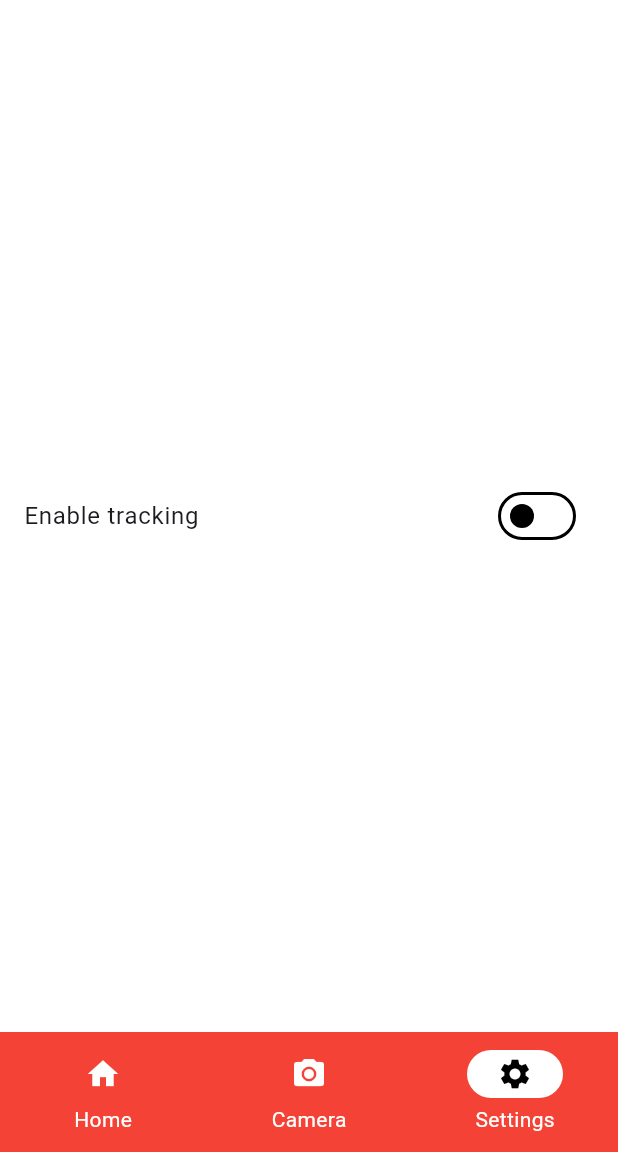
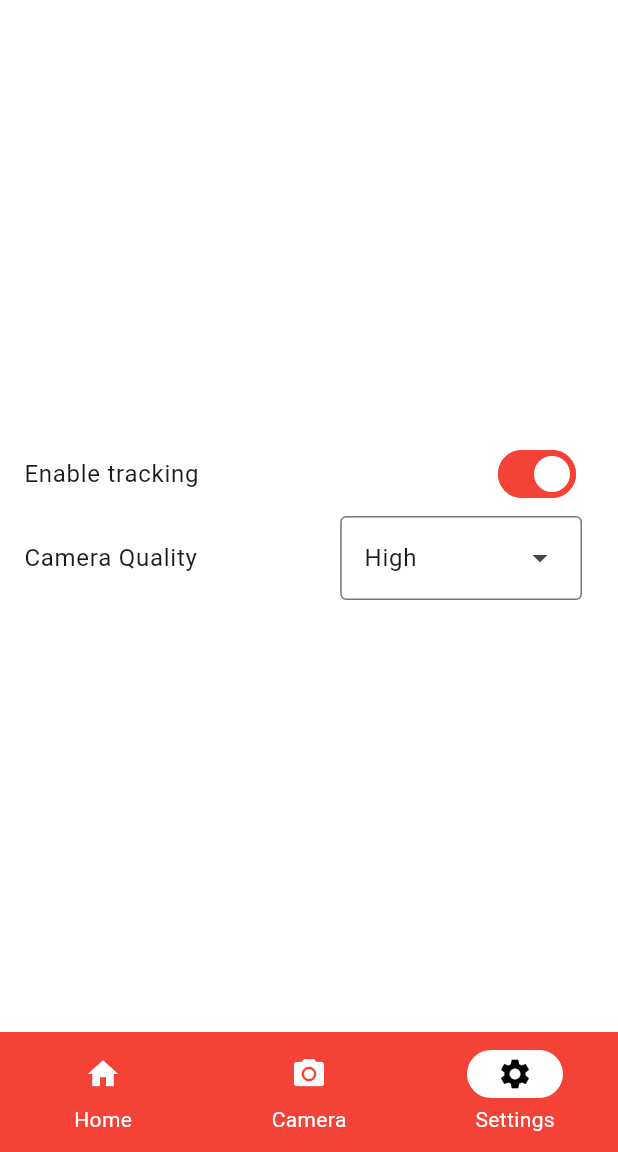
Before and after one commit to RobinSardja/PowerVAR, a Flutter app: the screen it shows after launch, swiped to page 3, on a phone screen of 412 x 824 dp, the part 84-1236 px from its top. Run offline on Flutter 3.47's test engine with Material 3 defaults, Android fonts, the phone set to English and light mode, and no system bars; our stand-ins replace camera, video_player.

Commit message:
Added dropdown menu for resolution preset.

```diff
--- a/lib/main.dart
+++ b/lib/main.dart
@@ -52,6 +52,11 @@ Future<void> main() async {
                     ),
                     showCloseIcon: true
                 ),
+                dropdownMenuTheme: const DropdownMenuThemeData(
+                    menuStyle: MenuStyle(
+                        backgroundColor: WidgetStatePropertyAll( Colors.white )
+                    )
+                ),
 				navigationBarTheme: NavigationBarThemeData(
 					backgroundColor: Colors.red,
 					indicatorColor: Colors.white,
@@ -101,6 +106,11 @@ Future<void> main() async {
                     ),
                     showCloseIcon: true
                 ),
+                dropdownMenuTheme: const DropdownMenuThemeData(
+                    menuStyle: MenuStyle(
+                        backgroundColor: WidgetStatePropertyAll( Colors.black )
+                    )
+                ),
 				navigationBarTheme: NavigationBarThemeData(
 					backgroundColor: Colors.black,
 					indicatorColor: Colors.white,
--- a/lib/settings.dart
+++ b/lib/settings.dart
@@ -1,4 +1,6 @@
 import "package:flutter/material.dart";
+
+import "package:camera/camera.dart";
 
 class SettingsPage extends StatefulWidget {
 	const SettingsPage({super.key});
@@ -9,7 +11,8 @@ class SettingsPage extends StatefulWidget {
 
 class _SettingsPageState extends State<SettingsPage> {
 
-    bool enableTracking = false;
+    bool enableTracking = true;
+    ResolutionPreset resolutionPreset = ResolutionPreset.high;
 
 	@override
 	Widget build(BuildContext context) {
@@ -26,6 +29,41 @@ class _SettingsPageState extends State<SettingsPage> {
                                 setState( () => enableTracking = value );
                             },
                         )
+                    ),
+                    ListTile(
+                        title: const Text( "Camera Quality" ),
+                        trailing: DropdownMenu(
+                            initialSelection: resolutionPreset,
+                            onSelected: (value) {
+                                setState( () => resolutionPreset = value! );
+                            },
+                            dropdownMenuEntries: const [
+                                DropdownMenuEntry(
+                                    value: ResolutionPreset.low,
+                                    label: "Low",
+                                ),
+                                DropdownMenuEntry(
+                                    value: ResolutionPreset.medium,
+                                    label: "Medium",
+                                ),
+                                DropdownMenuEntry(
+                                    value: ResolutionPreset.high,
+                                    label: "High",
+                                ),
+                                DropdownMenuEntry(
+                                    value: ResolutionPreset.veryHigh,
+                                    label: "Very high",
+                                ),
+                                DropdownMenuEntry(
+                                    value: ResolutionPreset.ultraHigh,
+                                    label: "Ultra high",
+                                ),
+                                DropdownMenuEntry(
+                                    value: ResolutionPreset.max,
+                                    label: "Max",
+                                )
+                            ],
+                      ),
                     )
                 ]
             ),
```
